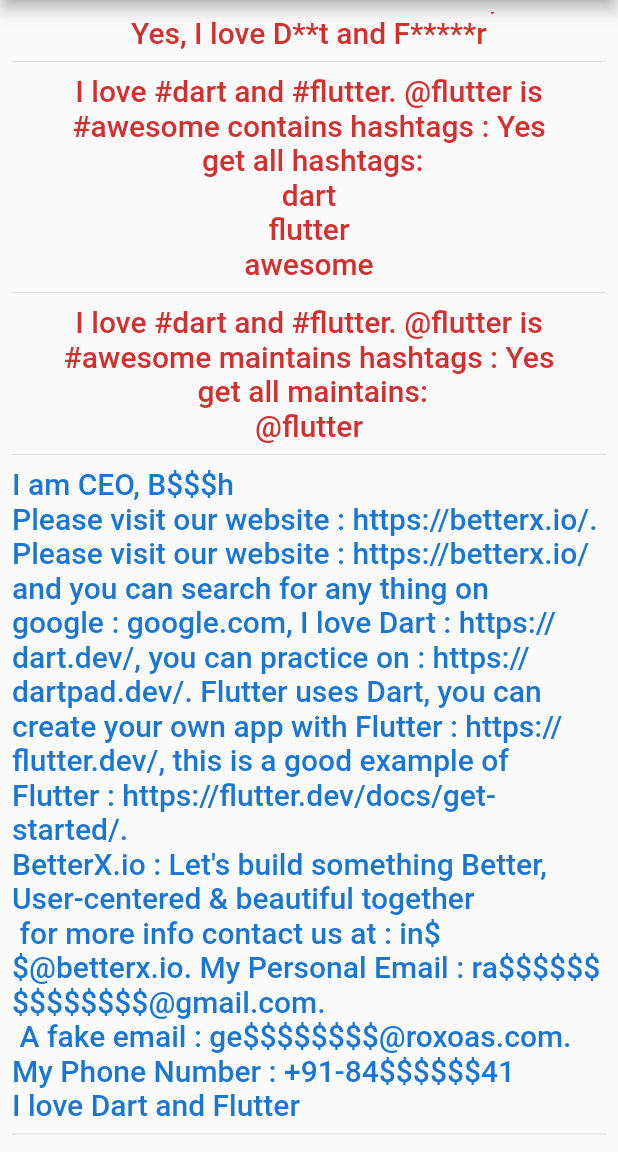
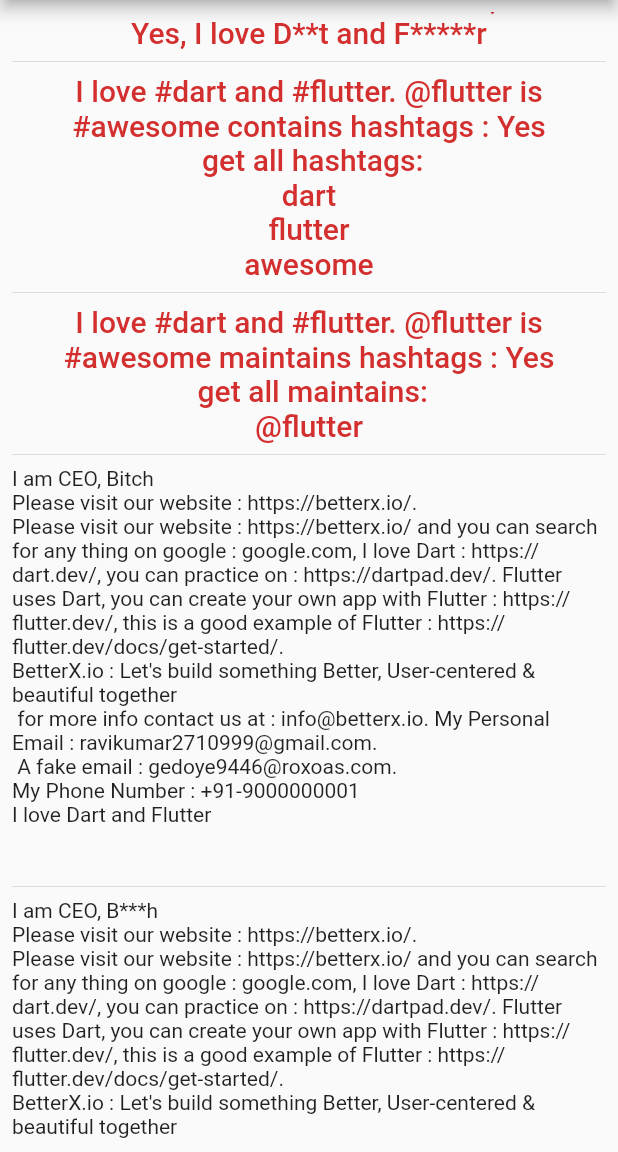
Before and after one commit to betterxio/string_contains, a Flutter app: the screen it shows after launch, scrolled down 1152 dp, on a phone screen of 412 x 824 dp, the part 84-1236 px from its top. Run offline on Flutter 3.47's test engine with Material 2 defaults, Android fonts, the phone set to English and light mode, and no system bars.

Commit message:
updated comments

```diff
--- a/example/lib/main.dart
+++ b/example/lib/main.dart
@@ -34,7 +34,7 @@
       'Please visit our website : https://betterx.io/ and you can search for any thing on google : google.com, I love Dart : https://dart.dev/, you can practice on : https://dartpad.dev/. Flutter uses Dart, you can create your own app with Flutter : https://flutter.dev/, this is a good example of Flutter : https://flutter.dev/docs/get-started/.';
   final stringContainsEmail =
       "BetterX.io : Let's build something Better, User-centered & beautiful together\n for more info contact us at : info@betterx.io. My Personal Email : ravikumar2710999@gmail.com.\n A fake email : gedoye9446@roxoas.com.";
-  final stringContainsPhoneNumber = 'My Phone Number : +91-8433491441';
+  final stringContainsPhoneNumber = 'My Phone Number : +91-9000000001';
   final normalString = 'I love Dart and Flutter';
   final stringContainsHashtags =
       'I love #dart and #flutter. @flutter is #awesome';
@@ -140,14 +140,14 @@
                       ),
                 ),
                 const Divider(),
+                Text(
+                  '$stringContainsBadWords\n$stringContainsUrl\n$stringContainsMultipleUrls\n$stringContainsEmail\n$stringContainsPhoneNumber\n$normalString\n\n',
+                ),
+                const Divider(),
                 CleanWidget(
                   isSelecatable: true,
                   source:
-                      '$stringContainsBadWords\n$stringContainsUrl\n$stringContainsMultipleUrls\n$stringContainsEmail\n$stringContainsPhoneNumber\n$normalString',
-                  obscuringCharacter: '\$',
-                  style: Theme.of(context).textTheme.headline6?.copyWith(
-                        color: Theme.of(context).primaryColorDark,
-                      ),
+                      '$stringContainsBadWords\n$stringContainsUrl\n$stringContainsMultipleUrls\n$stringContainsEmail\n$stringContainsPhoneNumber\n$normalString\n\n',
                 ),
                 const Divider(),
                 Text(
--- a/lib/src/string_contains_widget.dart
+++ b/lib/src/string_contains_widget.dart
@@ -3,11 +3,13 @@
 import 'package:string_contains/src/utils/constants.dart';
 import 'models/string_contains_element.dart';
 
-/// callback for [StringContainsElement].
-typedef OnTapCallBack = void Function(StringContainsElement)?;
+/// Cal Back [Function] for [StringContainsElement].
+typedef OnTapCallBack = void Function(StringContainsElement);
 
+/// [StringContainsWidget] highlights the url, email, phone number, hashtag, mention and [highLightWords].
+/// provides [onTap] callback for each element of type [StringContainsElementType].
 /// [StringContainsWidget] is a widget that displays a string that contains a
-/// certain [StringContainsElementType].
+/// certain [StringContainsElementType]s.
 
 class StringContainsWidget extends StatelessWidget {
   /// source is the text to be cleaned.
```
Also changed, not shown: lib/src/models/string_contains_element.dart (+0 -12 lines), lib/src/string_contains.dart (+5 -5 lines), lib/src/utils/constants.dart (+19 -96 lines), pubspec.yaml (+3 -38 lines), assets/clean-widget.png (added), assets/string-contains-widget.png (added), 2 other files.
